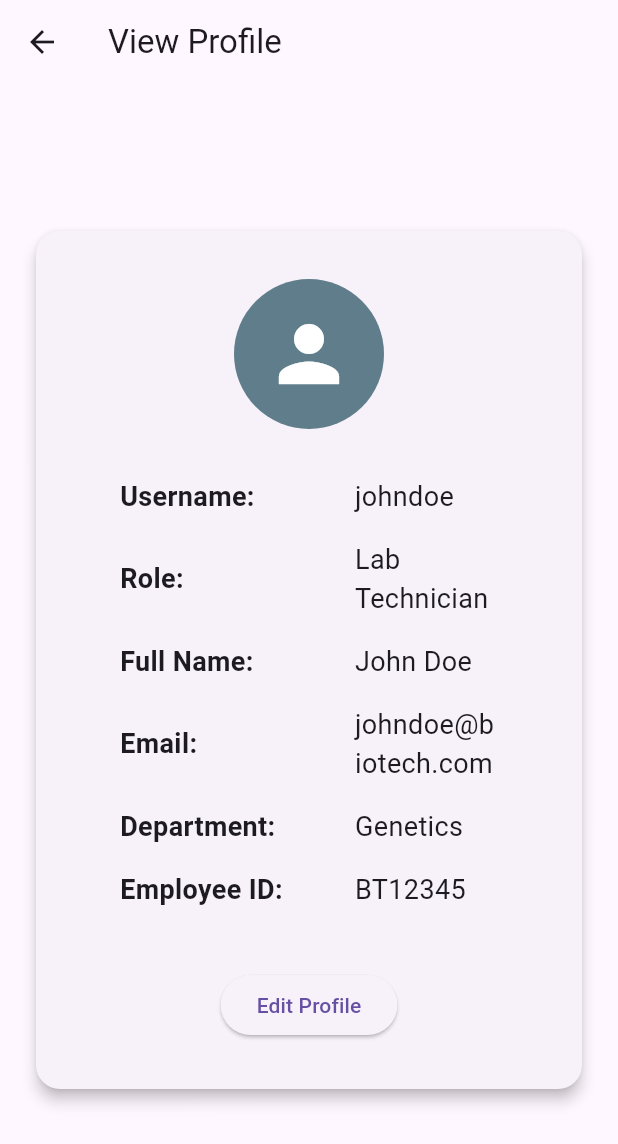
After one commit to Patthethicc/Biotech_Lab_System, a Flutter app: the ViewProfilePage screen opened by its route, on a phone screen of 412 x 824 dp. The commit adds this screen. Shown: the top 1144 px of the screen. Run offline on Flutter 3.47's test engine with Material 3 defaults, Android fonts, the phone set to English and light mode, and no system bars.

Commit message:
Initial commit for view and edit profile views.

```diff
--- a/frontend/lib/home.dart
+++ b/frontend/lib/home.dart
@@ -51,11 +51,22 @@ class _HomePageState extends State<HomePage>{
             ),
 
             ListTile(
+              title: const Text('View Profile',
+                style: TextStyle(
+                  color: Color.fromARGB(179, 0, 0, 0),
+                  fontSize: 14,
+                )),
+              onTap: () {
+                Navigator.pop(context);
+                Navigator.pushNamed(context, '/view_profile');
+              },
+            ),
+            ListTile(
               title: const Text('Log out',
-              style: TextStyle(
-                color: Color.fromARGB(179, 0, 0, 0),
-                fontSize: 14,
-              )),
+                style: TextStyle(
+                  color: Color.fromARGB(179, 0, 0, 0),
+                  fontSize: 14,
+                )),
               onTap: (){
                 Navigator.pop(context);
                 Navigator.pushAndRemoveUntil(
--- a/frontend/lib/main.dart
+++ b/frontend/lib/main.dart
@@ -2,6 +2,8 @@ import 'package:flutter/material.dart';
 import 'login.dart';
 import 'register.dart';
 import 'home.dart';
+import 'view_profile.dart';
+import 'edit_profile.dart';
 
 void main (){
   runApp(const MyApp());
@@ -18,6 +20,9 @@ class MyApp extends StatelessWidget{
         '/login': (context) => LoginPage(),
         '/register': (context) => RegisterPage(),
         '/home': (context) => HomePage(),
-      });
+        '/view_profile': (context) => ViewProfilePage(),
+        '/edit_profile': (context) => EditProfilePage(),
+      },
+    );
   }
 }
--- /dev/null
+++ b/frontend/lib/view_profile.dart
@@ -0,0 +1,121 @@
+import 'package:flutter/material.dart';
+
+class ViewProfilePage extends StatelessWidget {
+  const ViewProfilePage({super.key});
+
+  @override
+  Widget build(BuildContext context) {
+    return Scaffold(
+      appBar: AppBar(title: const Text('View Profile')),
+      body: Center(
+        child: SizedBox(
+          width: 650,
+          child: Card(
+            elevation: 4,
+            margin: const EdgeInsets.all(24),
+            shape: RoundedRectangleBorder(borderRadius: BorderRadius.circular(16)),
+            child: Padding(
+              padding: const EdgeInsets.all(32),
+              child: Column(
+                mainAxisSize: MainAxisSize.min,
+                crossAxisAlignment: CrossAxisAlignment.start,
+                children: [
+                  Center(
+                    child: Container(
+                      width: 100,
+                      height: 100,
+                      decoration: const BoxDecoration(
+                        shape: BoxShape.circle,
+                        color: Colors.blueGrey,
+                      ),
+                      child: const Icon(Icons.person, size: 60, color: Colors.white),
+                    ),
+                  ),
+                  const SizedBox(height: 24),
+                  Table(
+                    columnWidths: const {
+                      0: IntrinsicColumnWidth(),
+                      1: FlexColumnWidth(),
+                    },
+                    defaultVerticalAlignment: TableCellVerticalAlignment.middle,
+                    children: const [
+                      TableRow(children: [
+                        Padding(
+                          padding: EdgeInsets.symmetric(vertical: 8, horizontal: 24), // Reduced vertical padding
+                          child: Text('Username:', style: TextStyle(fontWeight: FontWeight.bold, fontSize: 18)),
+                        ),
+                        Padding(
+                          padding: EdgeInsets.symmetric(vertical: 8, horizontal: 24),
+                          child: Text('johndoe', style: TextStyle(fontSize: 18)),
+                        ),
+                      ]),
+                      TableRow(children: [
+                        Padding(
+                          padding: EdgeInsets.symmetric(vertical: 8, horizontal: 24),
+                          child: Text('Role:', style: TextStyle(fontWeight: FontWeight.bold, fontSize: 18)),
+                        ),
+                        Padding(
+                          padding: EdgeInsets.symmetric(vertical: 8, horizontal: 24),
+                          child: Text('Lab Technician', style: TextStyle(fontSize: 18)),
+                        ),
+                      ]),
+                      TableRow(children: [
+                        Padding(
+                          padding: EdgeInsets.symmetric(vertical: 8, horizontal: 24),
+                          child: Text('Full Name:', style: TextStyle(fontWeight: FontWeight.bold, fontSize: 18)),
+                        ),
+                        Padding(
+                          padding: EdgeInsets.symmetric(vertical: 8, horizontal: 24),
+                          child: Text('John Doe', style: TextStyle(fontSize: 18)),
+                        ),
+                      ]),
+                      TableRow(children: [
+                        Padding(
+                          padding: EdgeInsets.symmetric(vertical: 8, horizontal: 24),
+                          child: Text('Email:', style: TextStyle(fontWeight: FontWeight.bold, fontSize: 18)),
+                        ),
+                        Padding(
+                          padding: EdgeInsets.symmetric(vertical: 8, horizontal: 24),
+                          child: Text('johndoe@biotech.com', style: TextStyle(fontSize: 18)),
+                        ),
+                      ]),
+                      TableRow(children: [
+                        Padding(
+                          padding: EdgeInsets.symmetric(vertical: 8, horizontal: 24),
+                          child: Text('Department:', style: TextStyle(fontWeight: FontWeight.bold, fontSize: 18)),
+                        ),
+                        Padding(
+                          padding: EdgeInsets.symmetric(vertical: 8, horizontal: 24),
+                          child: Text('Genetics', style: TextStyle(fontSize: 18)),
+                        ),
+                      ]),
+                      TableRow(children: [
+                        Padding(
+                          padding: EdgeInsets.symmetric(vertical: 8, horizontal: 24),
+                          child: Text('Employee ID:', style: TextStyle(fontWeight: FontWeight.bold, fontSize: 18)),
+                        ),
+                        Padding(
+                          padding: EdgeInsets.symmetric(vertical: 8, horizontal: 24),
+                          child: Text('BT12345', style: TextStyle(fontSize: 18)),
+                        ),
+                      ]),
+                    ],
+                  ),
+                  const SizedBox(height: 32),
+                  Center(
+                    child: ElevatedButton(
+                      onPressed: () {
+                        Navigator.pushNamed(context, '/edit_profile');
+                      },
+                      child: const Text('Edit Profile'),
+                    ),
+                  ),
+                ],
+              ),
+            ),
+          ),
+        ),
+      ),
+    );
+  }
+}
```
Also changed, not shown: frontend/lib/edit_profile.dart (added, +188 -0 lines).
